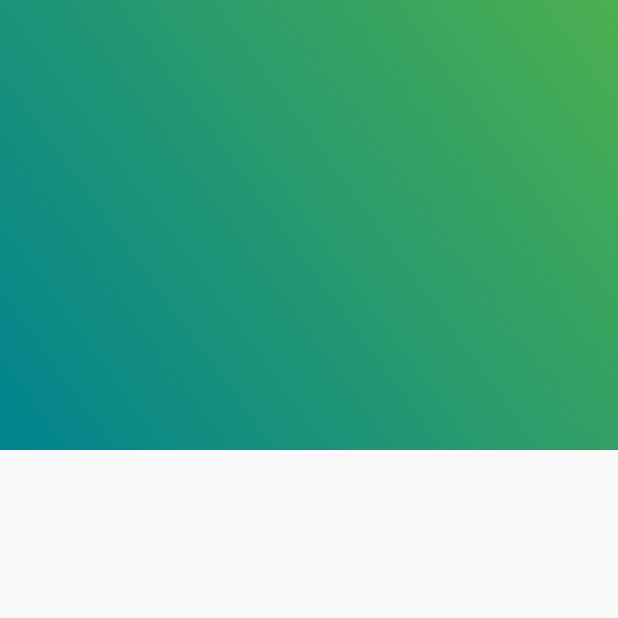
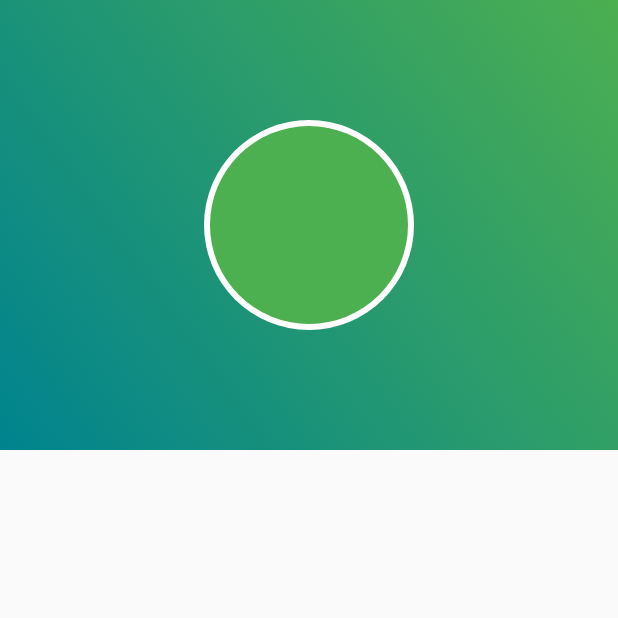
Before and after one commit to LucssCarvalho/my_portifolio, a Flutter app: the screen it shows after launch, on a phone screen of 412 x 824 dp, the top half of it. Run offline on Flutter 3.47's test engine with Material 2 defaults, Android fonts, the phone set to English and light mode, and no system bars.

Commit message:
add image

```diff
--- a/lib/HomePage.dart
+++ b/lib/HomePage.dart
@@ -19,12 +19,31 @@ class _HomePageState extends State<HomePage> {
 }
 
 Widget banner() {
-  return Container(
-    height: 300,
-    decoration: BoxDecoration(
-        gradient: LinearGradient(
+  return Stack(
+    children: <Widget>[
+      Container(
+        alignment: AlignmentDirectional.center,
+        height: 300,
+        decoration: BoxDecoration(
+          gradient: LinearGradient(
             begin: Alignment.topRight,
             end: Alignment.bottomLeft,
-            colors: [Colors.green, Colors.cyan[800]])),
+            colors: [Colors.green, Colors.cyan[800]],
+          ),
+        ),
+        child: image(),
+      ),
+    ],
   );
 }
+
+Widget image() {
+  return CircleAvatar(
+    backgroundColor: Colors.white,
+    radius: 70.0,
+    child: CircleAvatar(
+      backgroundColor: Colors.green,
+      radius: 66.0,
+    ),
+  );
+}
```
